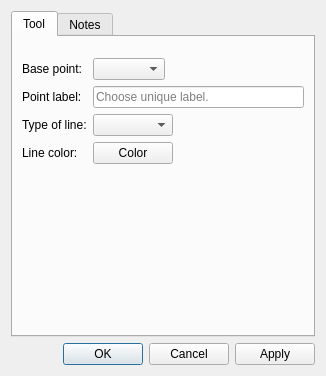
Above: src/libs/vtools/dialogs/tools/dialogendline.ui from equinox-patterns/Ostara before the change. Below: the same form after it.
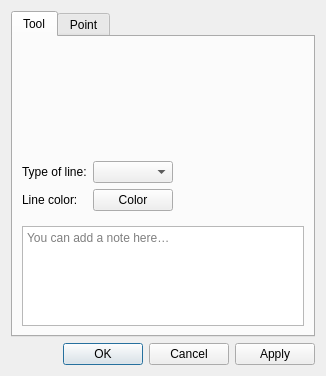
That is the form after the change. Icons and pictures are not drawn. Custom widgets are drawn as their Qt base class.

Commit message: Dialog tools : notes → Tool, onglet Point, base point retiré

Patch:
```diff
--- a/src/libs/vtools/dialogs/tools/dialogendline.ui
+++ b/src/libs/vtools/dialogs/tools/dialogendline.ui
@@ -49,45 +49,6 @@
           <enum>QFormLayout::ExpandingFieldsGrow</enum>
          </property>
          <item row="0" column="0">
-          <widget class="QLabel" name="label_3">
-           <property name="sizePolicy">
-            <sizepolicy hsizetype="Expanding" vsizetype="Preferred">
-             <horstretch>0</horstretch>
-             <verstretch>0</verstretch>
-            </sizepolicy>
-           </property>
-           <property name="text">
-            <string>Base point:</string>
-           </property>
-          </widget>
-         </item>
-         <item row="0" column="1">
-          <widget class="QComboBox" name="comboBoxBasePoint"/>
-         </item>
-         <item row="1" column="0">
-          <widget class="QLabel" name="labelEditNamePoint">
-           <property name="sizePolicy">
-            <sizepolicy hsizetype="Expanding" vsizetype="Preferred">
-             <horstretch>0</horstretch>
-             <verstretch>0</verstretch>
-            </sizepolicy>
-           </property>
-           <property name="text">
-            <string>Point label:</string>
-           </property>
-          </widget>
-         </item>
-         <item row="1" column="1">
-          <widget class="QLineEdit" name="lineEditNamePoint">
-           <property name="toolTip">
-            <string>Unique label</string>
-           </property>
-           <property name="placeholderText">
-            <string>Choose unique label.</string>
-           </property>
-          </widget>
-         </item>
-         <item row="2" column="0">
           <widget class="QLabel" name="label_7">
            <property name="sizePolicy">
             <sizepolicy hsizetype="Expanding" vsizetype="Preferred">
@@ -100,7 +61,7 @@
            </property>
           </widget>
          </item>
-         <item row="2" column="1">
+         <item row="0" column="1">
           <widget class="QComboBox" name="comboBoxLineType">
            <property name="minimumSize">
             <size>
@@ -122,7 +83,7 @@
            </property>
           </widget>
          </item>
-         <item row="3" column="0">
+         <item row="1" column="0">
           <widget class="QLabel" name="label">
            <property name="sizePolicy">
             <sizepolicy hsizetype="Expanding" vsizetype="Preferred">
@@ -135,7 +96,7 @@
            </property>
           </widget>
          </item>
-         <item row="3" column="1">
+         <item row="1" column="1">
           <widget class="VPE::QtColorPicker" name="pushButtonLineColor">
            <property name="text">
             <string notr="true">Color</string>
@@ -145,27 +106,76 @@
         </layout>
        </item>
        <item>
-        <spacer name="verticalSpacer">
-         <property name="orientation">
-          <enum>Qt::Vertical</enum>
+        <layout class="QHBoxLayout" name="notesSeparatorLayout">
+         <property name="leftMargin">
+          <number>33</number>
          </property>
-         <property name="sizeHint" stdset="0">
+         <property name="rightMargin">
+          <number>33</number>
+         </property>
+         <item>
+          <widget class="QFrame" name="notesSeparator">
+           <property name="minimumSize">
+            <size>
+             <width>0</width>
+             <height>1</height>
+            </size>
+           </property>
+           <property name="maximumSize">
+            <size>
+             <width>16777215</width>
+             <height>1</height>
+            </size>
+           </property>
+          </widget>
+         </item>
+        </layout>
+       </item>
+       <item>
+        <widget class="QPlainTextEdit" name="plainTextEditToolNotes">
+         <property name="placeholderText">
+          <string>You can add a note here…</string>
+         </property>
+         <property name="maximumSize">
           <size>
-           <width>20</width>
-           <height>40</height>
+           <width>16777215</width>
+           <height>100</height>
           </size>
          </property>
-        </spacer>
+        </widget>
        </item>
       </layout>
      </widget>
      <widget class="QWidget" name="tab_2">
       <attribute name="title">
-       <string>Notes</string>
+       <string>Point</string>
       </attribute>
-      <layout class="QVBoxLayout" name="verticalLayout_3">
-       <item>
-        <widget class="QPlainTextEdit" name="plainTextEditToolNotes"/>
+      <layout class="QFormLayout" name="formLayoutPoint">
+       <property name="fieldGrowthPolicy">
+        <enum>QFormLayout::ExpandingFieldsGrow</enum>
+       </property>
+       <item row="0" column="0">
+        <widget class="QLabel" name="labelEditNamePoint">
+         <property name="sizePolicy">
+          <sizepolicy hsizetype="Expanding" vsizetype="Preferred">
+           <horstretch>0</horstretch>
+           <verstretch>0</verstretch>
+          </sizepolicy>
+         </property>
+         <property name="text">
+          <string>Point name:</string>
+         </property>
+        </widget>
+       </item>
+       <item row="0" column="1">
+        <widget class="QLineEdit" name="lineEditNamePoint">
+         <property name="toolTip">
+          <string>Unique label</string>
+         </property>
+         <property name="placeholderText">
+          <string>Choose unique label.</string>
+         </property>
+        </widget>
        </item>
       </layout>
      </widget>
```
Left out of the diff: 4 changed lines with no effect on the pictures. The commit also changes 77 other files.
